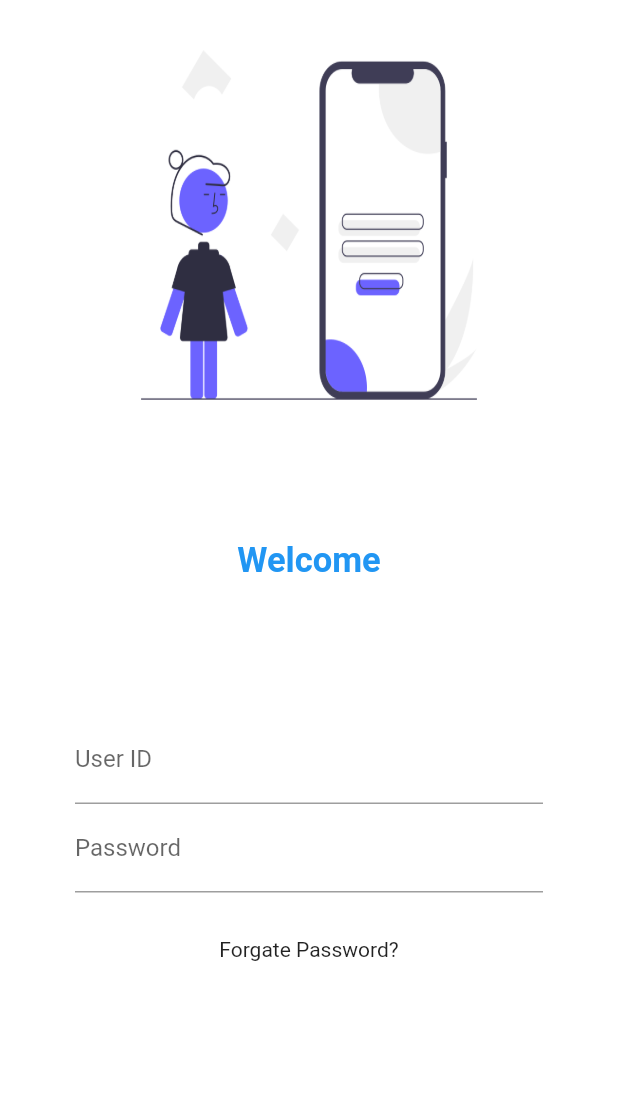
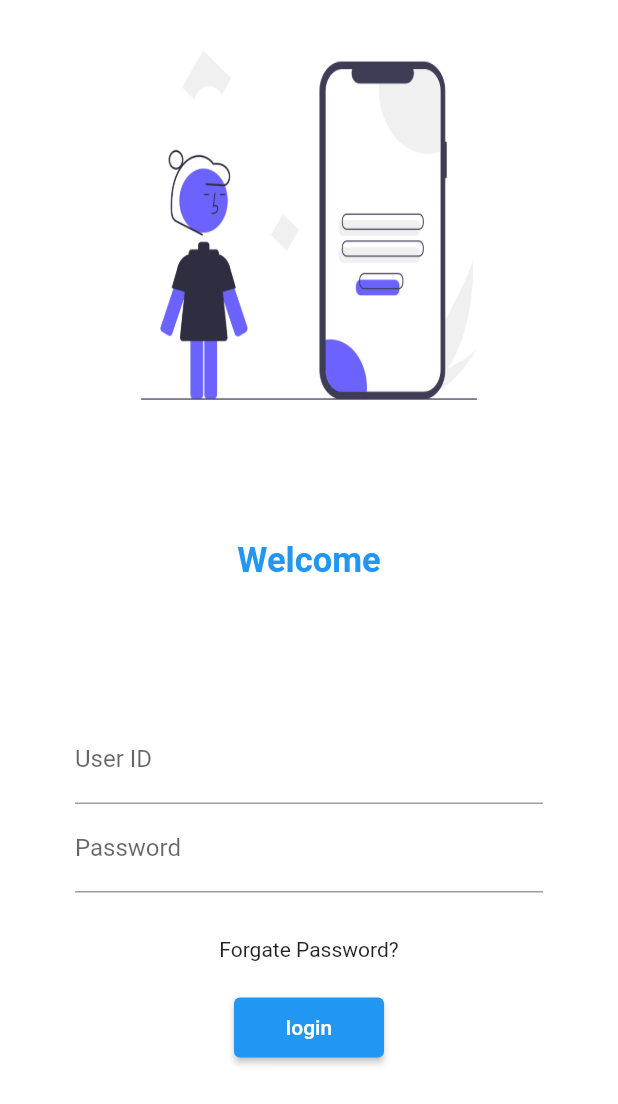
Before and after one commit to mistekhatun/Miste, a Flutter app: the screen it shows after launch, on a phone screen of 412 x 824 dp. Shown: the top 1104 px of the screen. Run offline on Flutter 3.47's test engine with Material 2 defaults, Android fonts, the phone set to English and light mode, and no system bars.

Commit message:
day4 complete

```diff
--- a/lib/pages/loginpage.dart
+++ b/lib/pages/loginpage.dart
@@ -1,4 +1,5 @@
 import 'package:flutter/material.dart';
+import 'package:flutter_application_2/pages/routes.dart';
 class LoginPage extends StatelessWidget {
   const LoginPage({ Key? key }) : super(key: key);
 
@@ -45,6 +46,17 @@ decoration: const InputDecoration(
              ],),
            ),
 const Text("Forgate Password?"),
+const SizedBox(
+  height:20,
+),
+ ElevatedButton(
+   onPressed:(){
+     Navigator.pushNamed(context, MyRoutes.homeRoute);
+   },
+   child: const Text ("login"),
+  style: TextButton.styleFrom(backgroundColor: Colors.blue,minimumSize: const Size(100,40)),
+
+  ),
        ],
     ),
     );
--- /dev/null
+++ b/lib/pages/routes.dart
@@ -0,0 +1,4 @@
+class MyRoutes{
+  static String loginRoute ="/login";
+  static String homeRoute ="/home";
+}
```
